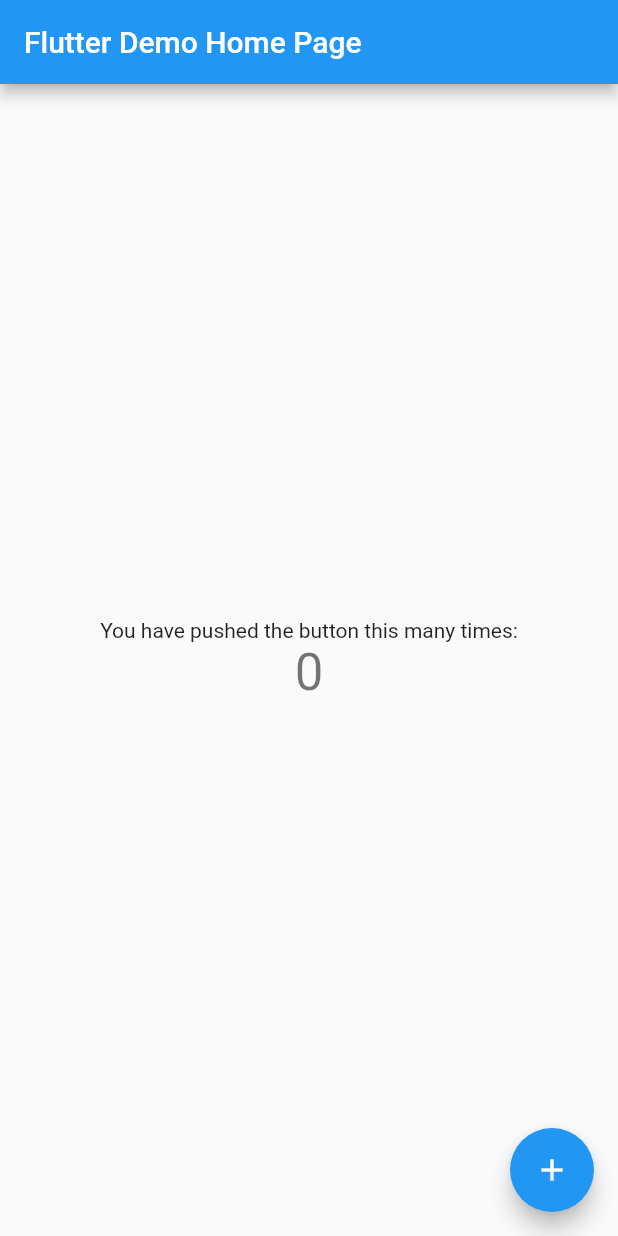
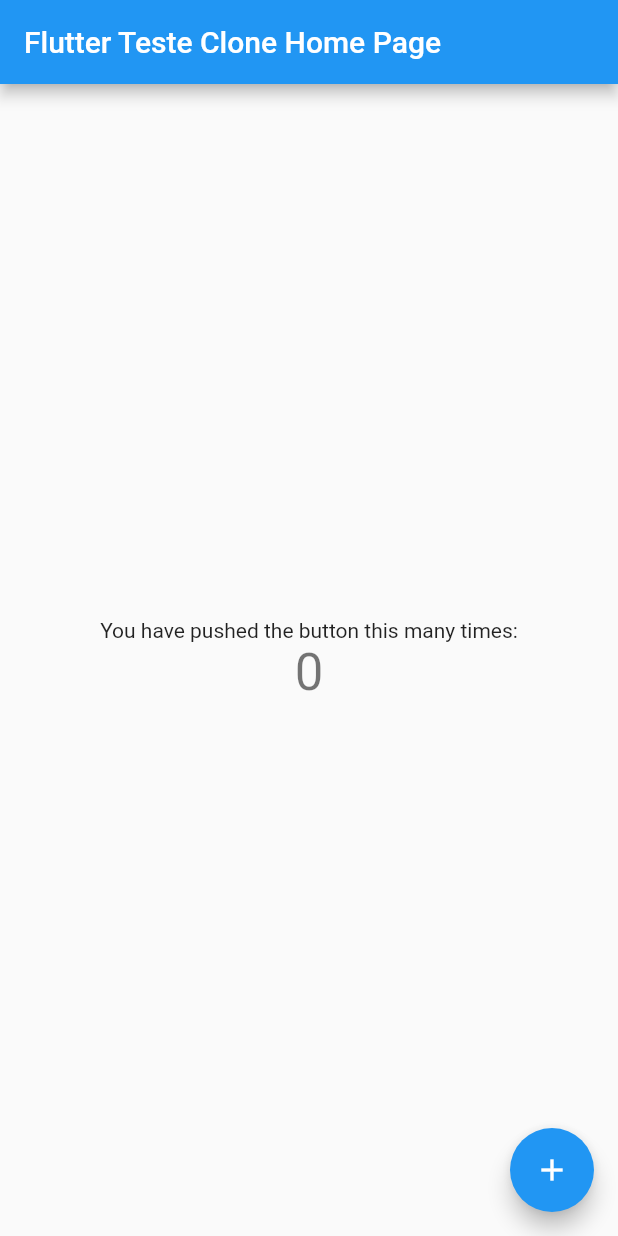
Before and after one commit to rafadangeloferraz/projetoGithubNovo, a Flutter app: the screen it shows after launch, on a phone screen of 412 x 824 dp. Run offline on Flutter 3.47's test engine with Material 2 defaults, Android fonts, the phone set to English and light mode, and no system bars.

Commit message:
teste novo commit

```diff
--- a/lib/main.dart
+++ b/lib/main.dart
@@ -13,11 +13,11 @@ class MyApp extends StatelessWidget {
   @override
   Widget build(BuildContext context) {
     return MaterialApp(
-      title: 'Flutter Demo',
+      title: 'Flutter Teste Clone',
       theme: ThemeData(
         primarySwatch: Colors.blue,
       ),
-      home: const MyHomePage(title: 'Flutter Demo Home Page'),
+      home: const MyHomePage(title: 'Flutter Teste Clone Home Page'),
     );
   }
 }
```
